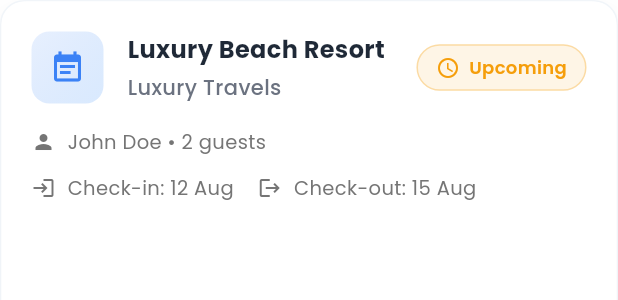
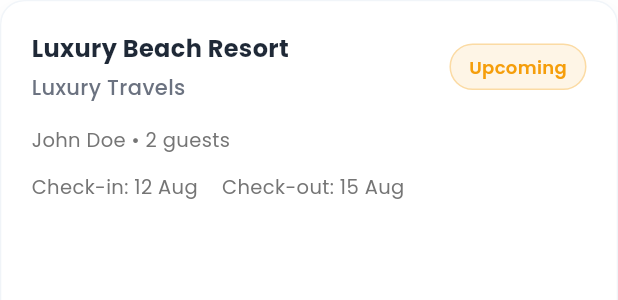
Before and after one commit to Rohanx1708/checkinn-mobile-app, a Flutter app: the BookingCard widget shown alone on an empty page, opened directly with sample values from the repository, on a phone screen of 412 x 824 dp. Shown: the top 300 px of the screen. Run offline on Flutter 3.47's test engine with Material 3 defaults, Android fonts, the phone set to English and light mode, and no system bars; our stand-ins replace fl_chart, flutter_riverpod, google_fonts, image_picker, shared_preferences; accounts and stored records are empty; network calls fail.

Commit message:
redesigned booking list

```diff
--- a/lib/screens/bookings/widgets/booking_card.dart
+++ b/lib/screens/bookings/widgets/booking_card.dart
@@ -105,28 +105,6 @@ class BookingCard extends StatelessWidget {
                 // Header Row
                 Row(
                   children: [
-                    // Icon with gradient background
-                    Container(
-                      padding: const EdgeInsets.all(12),
-                      decoration: BoxDecoration(
-                        gradient: LinearGradient(
-                          colors: [
-                            Color(0xFF3B82F6).withOpacity(0.12),
-                            Color(0xFF60A5FA).withOpacity(0.24),
-                          ],
-                          begin: Alignment.topLeft,
-                          end: Alignment.bottomRight,
-                        ),
-                        borderRadius: BorderRadius.circular(12),
-                      ),
-                      child: Icon(
-                        Icons.event_note,
-                        color: Color(0xFF3B82F6),
-                        size: 24,
-                      ),
-                    ),
-                    const SizedBox(width: 16),
-
                     // Title and Company
                     Expanded(
                       child: Column(
@@ -168,24 +146,20 @@ class BookingCard extends StatelessWidget {
                            width: 1,
                          ),
                        ),
-                      child: Row(
-                        mainAxisSize: MainAxisSize.min,
-                        children: [
-                          Icon(
-                            statusIcon,
-                            size: 16,
-                            color: statusColor,
-                          ),
-                          const SizedBox(width: 6),
-                          Text(
-                            booking.status,
+                       child: Text(
+                         booking.status
+                             .replaceAll('_', ' ')
+                             .split(' ')
+                             .map((word) {
+                               if (word.isEmpty) return word;
+                               return word[0].toUpperCase() + word.substring(1).toLowerCase();
+                             })
+                             .join(' '),
                          style: GoogleFonts.poppins(
                            fontSize: 12,
                            fontWeight: FontWeight.w600,
                            color: statusColor,
                          ),
-                          ),
-                        ],
                        ),
                      ),
                   ],
@@ -196,12 +170,6 @@ class BookingCard extends StatelessWidget {
                 // Customer Info
                 Row(
                   children: [
-                    Icon(
-                      Icons.person,
-                      size: 16,
-                      color: Colors.grey.shade600,
-                    ),
-                    const SizedBox(width: 8),
                     Expanded(
                       child: Text(
                         "${booking.customer.name} • ${booking.totalGuests} guest${booking.totalGuests > 1 ? 's' : ''}",
@@ -221,12 +189,6 @@ class BookingCard extends StatelessWidget {
                 // Check-in/Check-out Info
                 Row(
                   children: [
-                    Icon(
-                      Icons.login,
-                      size: 16,
-                      color: Colors.grey.shade600,
-                    ),
-                    const SizedBox(width: 8),
                     Text(
                       "Check-in: ${DateFormat('dd MMM').format(booking.checkInDate)}",
                       style: GoogleFonts.poppins(
@@ -235,12 +197,6 @@ class BookingCard extends StatelessWidget {
                       ),
                     ),
                     const SizedBox(width: 16),
-                    Icon(
-                      Icons.logout,
-                      size: 16,
-                      color: Colors.grey.shade600,
-                    ),
-                    const SizedBox(width: 8),
                     Text(
                       "Check-out: ${DateFormat('dd MMM').format(booking.checkOutDate)}",
                       style: GoogleFonts.poppins(
```
Lines whose indentation alone changed are shown as unchanged.
